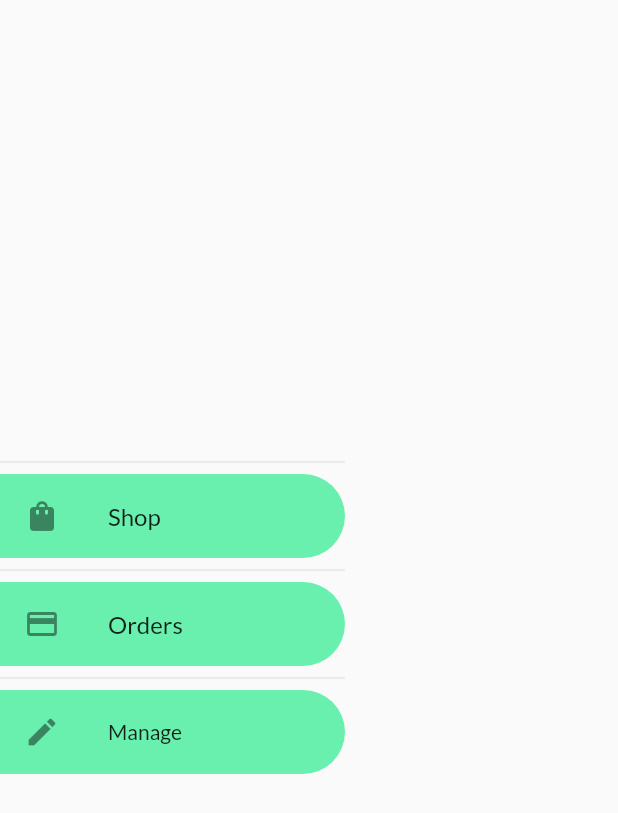
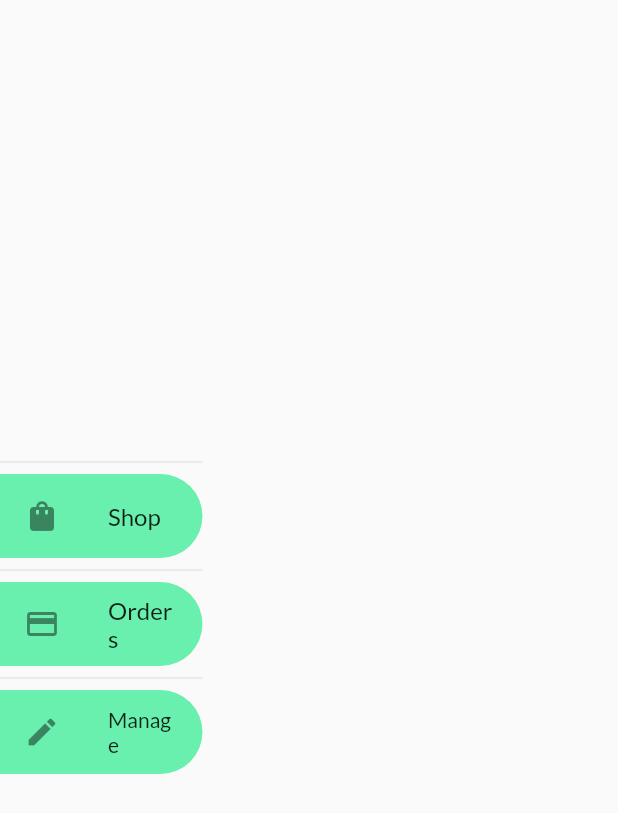
Before and after one commit to Karthik-Yadlapalli/flutter-shopping-app, a Flutter app: the MainDrawer widget shown alone on an empty page, opened directly, on a phone screen of 412 x 824 dp. Shown: the top 813 px of the screen. Run offline on Flutter 3.47's test engine with Material 2 defaults, Android fonts, the phone set to English and light mode, and no system bars; network calls fail.

Commit message:
changes made in app Drawer

```diff
--- a/lib/providers/orders.dart
+++ b/lib/providers/orders.dart
@@ -28,6 +28,7 @@ class Orders extends ChangeNotifier {
       'flutter-shop-3f87c-default-rtdb.firebaseio.com',
       '/orders.json',
     );
+
     final timeStamp = DateTime.now();
     final response = await http.post(url,
         body: json.encode({
--- a/lib/providers/products_provider.dart
+++ b/lib/providers/products_provider.dart
@@ -28,6 +28,7 @@ class Products extends ChangeNotifier {
       'flutter-shop-3f87c-default-rtdb.firebaseio.com',
       '/products.json',
     );
+
     try {
       final response = await http.get(url);
       final extractedProducts =
--- a/lib/screens/edit_product_screen.dart
+++ b/lib/screens/edit_product_screen.dart
@@ -246,7 +246,7 @@ class _EditProductState extends State<EditProduct> {
                         decoration:
                             const InputDecoration(labelText: 'Description'),
                         maxLines: 4,
-                        maxLength: 200,
+                        maxLength: 150,
                         textInputAction: TextInputAction.next,
                         keyboardType: TextInputType.multiline,
                         focusNode: _descriptionFocuseNode,
--- a/lib/widgets/main_drawer.dart
+++ b/lib/widgets/main_drawer.dart
@@ -6,7 +6,7 @@ class MainDrawer extends StatelessWidget {
   @override
   Widget build(BuildContext context) {
     return Drawer(
-      width: 230,
+      width: 135,
       shadowColor: Colors.transparent,
       backgroundColor: Colors.transparent,
       child: Column(children: [
```
Also changed, not shown: lib/widgets/cart_item.dart (+7 -7 lines).
